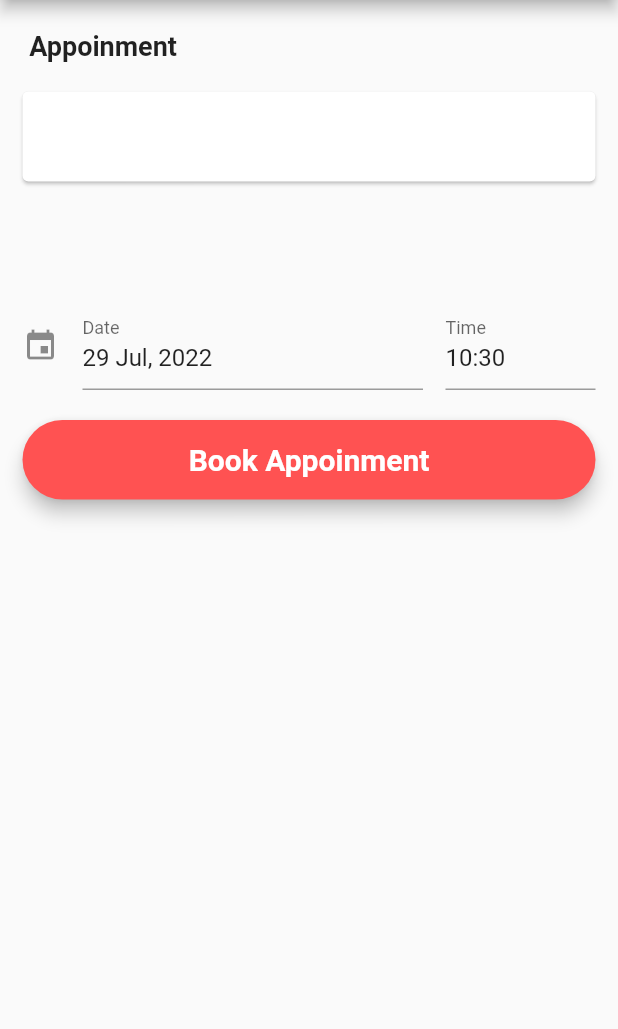
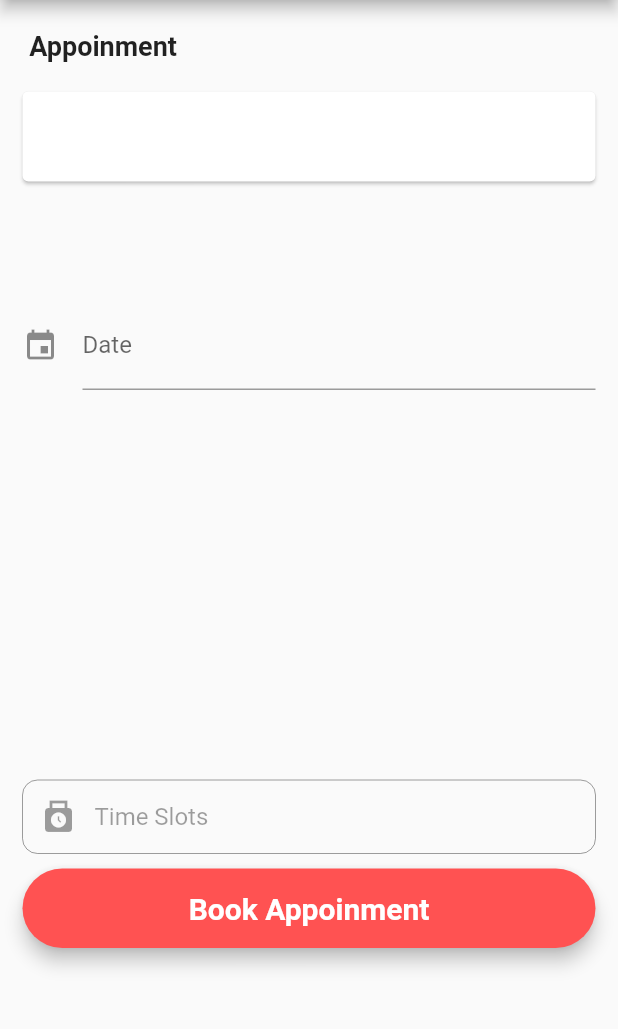
Before and after one commit to livesarathvakumar/Hospital_Queue_System_Patients, a Flutter app: the PatientsAppointmentFormScreen screen opened directly with empty values, on a phone screen of 412 x 824 dp, the part 84-1113 px from its top. Run offline on Flutter 3.47's test engine with Material 2 defaults, Android fonts, the phone set to English and light mode, and no system bars; drawn by our look-alikes of date_time_picker; our stand-ins replace cloud_firestore, firebase_auth, firebase_core, fluttertoast, font_awesome_flutter; accounts and stored records are empty.

Commit message:
appointment booking part

```diff
--- a/doctor_patient/lib/model/appointment_model.dart
+++ b/doctor_patient/lib/model/appointment_model.dart
@@ -7,6 +7,8 @@ class AppointmentModel {
   String? doctorId;
   String? doctorName;
   String? date;
+  String? time;
+  int? timeslotId;
   String? userId;
 
   AppointmentModel({
@@ -16,6 +18,8 @@ class AppointmentModel {
     this.doctorId,
     this.doctorName,
     this.date,
+    this.time,
+    this.timeslotId,
     this.userId,
   });
 
@@ -28,6 +32,8 @@ class AppointmentModel {
       'doctorId': doctorId,
       'doctorName': doctorName,
       'date': date,
+      'time': time,
+      'timeslotId': timeslotId,
       'userId': userId,
     };
   }
--- a/doctor_patient/lib/screen/patient_appointment_form_screen.dart
+++ b/doctor_patient/lib/screen/patient_appointment_form_screen.dart
@@ -26,10 +26,14 @@ enum MenuItem {
 //final TextEditingController appointmentdate = new TextEditingController();
 //final TextEditingController appointmenttime = new TextEditingController();
 String? selectdate;
+String? time;
 String? departmentId;
 String? departmentName;
 String? doctorId;
 String? doctorName;
+int? timeslotId;
+
+final timeSlotEditingController = new TextEditingController();
 
 class _PatientsAppointmentFormScreenState
     extends State<PatientsAppointmentFormScreen> {
@@ -67,7 +71,32 @@ class _PatientsAppointmentFormScreenState
     final Query<Map<String, dynamic>> _timeslots =
         FirebaseFirestore.instance.collection('timeslots').orderBy('timeid');
 
-    //signup button
+    final timeSlotField = TextFormField(
+        autofocus: false,
+        enabled: false,
+        controller: timeSlotEditingController..text = '',
+        keyboardType: TextInputType.name,
+        validator: (value) {
+          RegExp regex = new RegExp(r'^.{3,}$');
+          if (value!.isEmpty) {
+            return ("Select a time slot");
+          }
+          return null;
+        },
+        onSaved: (value) {
+          timeSlotEditingController.text = value!;
+        },
+        textInputAction: TextInputAction.next,
+        decoration: InputDecoration(
+          prefixIcon: Icon(Icons.punch_clock),
+          contentPadding: EdgeInsets.fromLTRB(20, 15, 20, 15),
+          hintText: "Time Slots",
+          border: OutlineInputBorder(
+            borderRadius: BorderRadius.circular(10),
+          ),
+        ));
+
+    //appointmentButton button
     final appointmentButton = Material(
       elevation: 5,
       borderRadius: BorderRadius.circular(30),
@@ -192,53 +221,10 @@ class _PatientsAppointmentFormScreenState
                     }
                   }),
             ),
-            // SizedBox(
-            //   height: 300,
-            //   child: StreamBuilder(
-            //       stream: _timeslots.snapshots(),
-            //       builder:
-            //           (context, AsyncSnapshot<QuerySnapshot> streamSnapshot) {
-            //         if (streamSnapshot.hasData) {
-            //           return GridView.builder(
-            //             gridDelegate:
-            //                 const SliverGridDelegateWithFixedCrossAxisCount(
-            //               crossAxisCount: 3,
-            //             ),
-            //             itemCount: streamSnapshot.data!.docs.length,
-            //             itemBuilder: (context, index) {
-            //               final DocumentSnapshot documentSnapshot =
-            //                   streamSnapshot.data!.docs[index];
-            //               return SizedBox(
-            //                   height: 70,
-            //                   width: 100,
-            //                   child: Card(
-            //                       margin: const EdgeInsets.all(5),
-            //                       child: TextButton(
-            //                         style: ButtonStyle(
-            //                           foregroundColor:
-            //                               MaterialStateProperty.all<Color>(
-            //                                   Colors.blue),
-            //                         ),
-            //                         onPressed: () {
-            //                           print(
-            //                             documentSnapshot['timeid'],
-            //                           );
-            //                         },
-            //                         child: Text(documentSnapshot['times']),
-            //                       )));
-            //             },
-            //           );
-            //         } else if (streamSnapshot.hasError) {
-            //           return Text('has error');
-            //         } else {
-            //           return Text('no data');
-            //         }
-            //       }),
-            // ),
             DateTimePicker(
-              type: DateTimePickerType.dateTimeSeparate,
+              type: DateTimePickerType.date,
               dateMask: 'd MMM, yyyy',
-              initialValue: DateTime.now().toString(),
+              //initialValue: DateTime.now().toString(),
               firstDate: DateTime(2022),
               lastDate: DateTime(2100),
               icon: Icon(Icons.event),
@@ -267,7 +253,60 @@ class _PatientsAppointmentFormScreenState
               },
             ),
             SizedBox(
-              height: 20,
+              height: 10,
+            ),
+            SizedBox(
+              height: 250,
+              child: StreamBuilder(
+                  stream: _timeslots.snapshots(),
+                  builder:
+                      (context, AsyncSnapshot<QuerySnapshot> streamSnapshot) {
+                    if (streamSnapshot.hasData) {
+                      return GridView.builder(
+                        gridDelegate:
+                            const SliverGridDelegateWithFixedCrossAxisCount(
+                          crossAxisCount: 3,
+                        ),
+                        itemCount: streamSnapshot.data!.docs.length,
+                        itemBuilder: (context, index) {
+                          final DocumentSnapshot documentSnapshot =
+                              streamSnapshot.data!.docs[index];
+                          return SizedBox(
+                              height: 70,
+                              width: 100,
+                              child: Card(
+                                  margin: const EdgeInsets.all(5),
+                                  child: TextButton(
+                                    style: ButtonStyle(
+                                      foregroundColor:
+                                          MaterialStateProperty.all<Color>(
+                                              Colors.blue),
+                                    ),
+                                    onPressed: () {
+                                      timeSlotEditingController.text =
+                                          documentSnapshot['times'];
+                                      print(
+                                        documentSnapshot['timeid'],
+                                      );
+                                      timeslotId = documentSnapshot['timeid'];
+                                      time = documentSnapshot['times'];
+                                      print(timeslotId);
+                                      print(time);
+                                    },
+                                    child: Text(documentSnapshot['times']),
+                                  )));
+                        },
+                      );
+                    } else if (streamSnapshot.hasError) {
+                      return Text('has error');
+                    } else {
+                      return Text('no data');
+                    }
+                  }),
+            ),
+            timeSlotField,
+            SizedBox(
+              height: 10,
             ),
             appointmentButton,
           ]),
@@ -279,6 +318,7 @@ class _PatientsAppointmentFormScreenState
         FirebaseFirestore.instance.collection('appointment').doc();
     print(doctorId);
     print(selectdate);
+    //strDt = selectdate
     appointment.id = appointmentCollection.id;
     appointment.departmentId = departmentId;
     appointment.departmentName = departmentName;
@@ -286,6 +326,8 @@ class _PatientsAppointmentFormScreenState
     appointment.doctorName = doctorName;
     appointment.date = selectdate;
     appointment.userId = loggedInUser.uid;
+    appointment.timeslotId = timeslotId;
+    appointment.time = time;
 
     final json = appointment.toJson();
     await appointmentCollection.set(json);
```
Also changed, not shown: doctor_patient/lib/screen/patient_home_screen.dart (+30 -4 lines).
